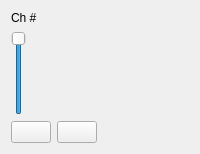
Above: src/channel-widget.ui from atesteve/psxplayer before the change. Below: the same form after it.
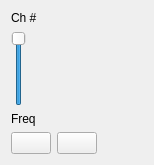
That is the form after the change. Custom widgets are drawn as their Qt base class.

Commit message: More work on showing channel frequency

What changed in the file:
```diff
--- a/src/channel-widget.ui
+++ b/src/channel-widget.ui
@@ -2,6 +2,14 @@
 <ui version="4.0">
  <class>ChannelWidget</class>
  <widget class="QWidget" name="ChannelWidget">
+  <property name="geometry">
+   <rect>
+    <x>0</x>
+    <y>0</y>
+    <width>154</width>
+    <height>165</height>
+   </rect>
+  </property>
   <property name="windowTitle">
    <string>Form</string>
   </property>
@@ -33,6 +41,13 @@
      </item>
     </layout>
    </item>
+   <item>
+    <widget class="QLabel" name="freqLabel">
+     <property name="text">
+      <string>Freq</string>
+     </property>
+    </widget>
+   </item>
    <item>
     <layout class="QHBoxLayout" name="horizontalLayout_2">
      <item>
```
The commit also changes 11 other files.
